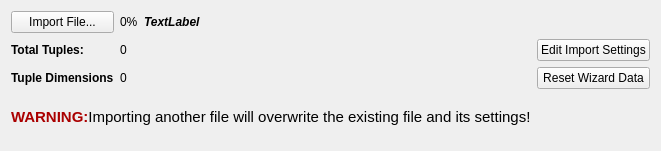
Above: Source/SVWidgetsLib/FilterParameterWidgets/UI_Files/ReadASCIIDataWidget.ui from BlueQuartzSoftware/SIMPL before the change. Below: the same form after it.
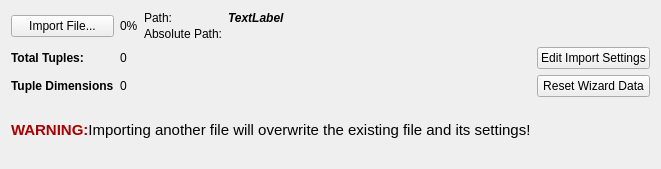
That is the form after the change. Custom widgets are drawn as their Qt base class.

Commit message: Updating ReadASCIIData filter and its widget to support relative paths.

The edit to the form file:
```diff
--- a/Source/SVWidgetsLib/FilterParameterWidgets/UI_Files/ReadASCIIDataWidget.ui
+++ b/Source/SVWidgetsLib/FilterParameterWidgets/UI_Files/ReadASCIIDataWidget.ui
@@ -7,14 +7,14 @@
     <x>0</x>
     <y>0</y>
     <width>605</width>
-    <height>151</height>
+    <height>169</height>
    </rect>
   </property>
   <property name="windowTitle">
    <string>Form</string>
   </property>
   <layout class="QGridLayout" name="gridLayout">
-   <item row="3" column="2">
+   <item row="4" column="2">
     <widget class="QLabel" name="tupleDims">
      <property name="sizePolicy">
       <sizepolicy hsizetype="Maximum" vsizetype="Preferred">
@@ -27,21 +27,21 @@
      </property>
     </widget>
    </item>
-   <item row="0" column="1">
+   <item row="1" column="1">
     <widget class="QPushButton" name="importFileBtn">
      <property name="text">
       <string>Import File...</string>
      </property>
     </widget>
    </item>
-   <item row="2" column="1">
+   <item row="3" column="1">
     <widget class="QLabel" name="tupleCountLabel">
      <property name="text">
       <string>&lt;html&gt;&lt;head/&gt;&lt;body&gt;&lt;p&gt;&lt;span style=&quot; font-weight:600;&quot;&gt;Total Tuples:&lt;/span&gt;&lt;/p&gt;&lt;/body&gt;&lt;/html&gt;</string>
      </property>
     </widget>
    </item>
-   <item row="0" column="2">
+   <item row="1" column="2">
     <widget class="QLabel" name="loadingProgress">
      <property name="sizePolicy">
       <sizepolicy hsizetype="Maximum" vsizetype="Preferred">
@@ -54,7 +54,7 @@
      </property>
     </widget>
    </item>
-   <item row="2" column="2">
+   <item row="3" column="2">
     <widget class="QLabel" name="tupleCount">
      <property name="sizePolicy">
       <sizepolicy hsizetype="Maximum" vsizetype="Preferred">
@@ -67,35 +67,35 @@
      </property>
     </widget>
    </item>
-   <item row="3" column="1">
+   <item row="4" column="1">
     <widget class="QLabel" name="tupleDimsLabel">
      <property name="text">
       <string>&lt;html&gt;&lt;head/&gt;&lt;body&gt;&lt;p&gt;&lt;span style=&quot; font-weight:600;&quot;&gt;Tuple Dimensions&lt;/span&gt;&lt;/p&gt;&lt;/body&gt;&lt;/html&gt;</string>
      </property>
     </widget>
    </item>
-   <item row="4" column="1" colspan="3">
+   <item row="5" column="1" colspan="3">
     <widget class="QLabel" name="warningLabel">
      <property name="text">
       <string>&lt;html&gt;&lt;head/&gt;&lt;body&gt;&lt;p&gt;&lt;span style=&quot; font-size:11pt; font-weight:600; color:#aa0000;&quot;&gt;WARNING:&lt;/span&gt;&lt;/span&gt;&lt;span style=&quot; font-size:11pt;&quot;&gt;Importing another file will overwrite the existing file and its settings!&lt;/span&gt;&lt;/p&gt;&lt;/body&gt;&lt;/html&gt;</string>
      </property>
     </widget>
    </item>
-   <item row="2" column="4">
+   <item row="3" column="4">
     <widget class="QPushButton" name="editImportSettings">
      <property name="text">
       <string>Edit Import Settings</string>
      </property>
     </widget>
    </item>
-   <item row="3" column="4">
+   <item row="4" column="4">
     <widget class="QPushButton" name="resetWizardBtn">
      <property name="text">
       <string>Reset Wizard Data</string>
      </property>
     </widget>
    </item>
-   <item row="2" column="3" rowspan="2">
+   <item row="3" column="3" rowspan="2">
     <spacer name="horizontalSpacer">
      <property name="orientation">
       <enum>Qt::Horizontal</enum>
@@ -108,8 +108,16 @@
      </property>
     </spacer>
    </item>
-   <item row="0" column="3" colspan="2">
-    <widget class="QLabel" name="fileImportedLabel">
+   <item row="1" column="3" colspan="2">
+    <layout class="QGridLayout" name="gridLayout_2" columnstretch="0,1">
+     <property name="bottomMargin">
+      <number>0</number>
+     </property>
+     <property name="verticalSpacing">
+      <number>2</number>
+     </property>
+     <item row="0" column="1">
+      <widget class="SVBoldLabel" name="fileImportedLabel">
      <property name="font">
       <font>
        <pointsize>9</pointsize>
@@ -125,8 +133,54 @@
      </property>
     </widget>
    </item>
-  </layout>
+     <item row="1" column="1">
+      <widget class="SVSmallLabel" name="fileImportedAbsLabel">
+       <property name="font">
+        <font>
+         <italic>false</italic>
+        </font>
+       </property>
+       <property name="text">
+        <string/>
+       </property>
+       <property name="wordWrap">
+        <bool>true</bool>
+       </property>
+       <property name="textInteractionFlags">
+        <set>Qt::LinksAccessibleByMouse|Qt::TextSelectableByKeyboard|Qt::TextSelectableByMouse</set>
+       </property>
+      </widget>
+     </item>
+     <item row="0" column="0">
+      <widget class="QLabel" name="fileImportedPrefixLabel">
+       <property name="text">
+        <string>Path:</string>
+       </property>
+      </widget>
+     </item>
+     <item row="1" column="0">
+      <widget class="QLabel" name="fileImportedAbsPrefixLabel">
+       <property name="text">
+        <string>Absolute Path:</string>
+       </property>
+      </widget>
+     </item>
+    </layout>
+   </item>
+  </layout>
  </widget>
+ <customwidgets>
+  <customwidget>
+   <class>SVSmallLabel</class>
+   <extends>QLabel</extends>
+   <header location="global">SVControlWidgets.h</header>
+  </customwidget>
+  <customwidget>
+   <class>SVBoldLabel</class>
+   <extends>QLabel</extends>
+   <header location="global">SVControlWidgets.h</header>
+  </customwidget>
+ </customwidgets>
  <resources/>
  <connections/>
 </ui>
```
Lines whose indentation alone changed are shown as unchanged. The commit also changes 5 other files.
